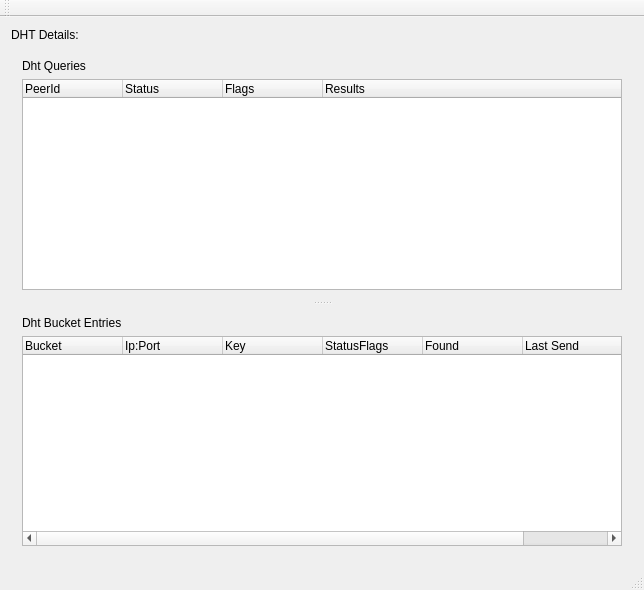
Old version of the form PeerNetQt/src/dhtwindow.ui in the repository RetroShare/RetroShare.
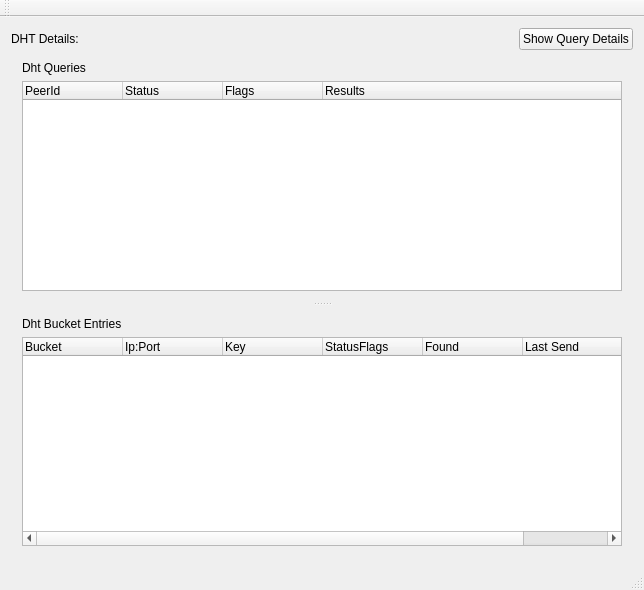
New version of the form.

Commit message: Added Dht Query GUI display

```diff
--- a/PeerNetQt/src/dhtwindow.ui
+++ b/PeerNetQt/src/dhtwindow.ui
@@ -18,12 +18,41 @@
   </property>
   <widget class="QWidget" name="centralWidget">
    <layout class="QVBoxLayout" name="verticalLayout_3">
+    <property name="spacing">
+     <number>0</number>
+    </property>
+    <item>
+     <layout class="QHBoxLayout" name="horizontalLayout">
+      <property name="spacing">
+       <number>-1</number>
+      </property>
     <item>
      <widget class="QLabel" name="dhtLabel">
+        <property name="sizePolicy">
+         <sizepolicy hsizetype="MinimumExpanding" vsizetype="Preferred">
+          <horstretch>5</horstretch>
+          <verstretch>0</verstretch>
+         </sizepolicy>
+        </property>
       <property name="text">
        <string>DHT Details:</string>
       </property>
      </widget>
+      </item>
+      <item>
+       <widget class="QPushButton" name="queryButton">
+        <property name="sizePolicy">
+         <sizepolicy hsizetype="Preferred" vsizetype="Fixed">
+          <horstretch>1</horstretch>
+          <verstretch>0</verstretch>
+         </sizepolicy>
+        </property>
+        <property name="text">
+         <string>Show Query Details</string>
+        </property>
+       </widget>
+      </item>
+     </layout>
     </item>
     <item>
      <widget class="QSplitter" name="splitter">
```
Lines whose indentation alone changed are shown as unchanged. The commit also changes 7 other files.
